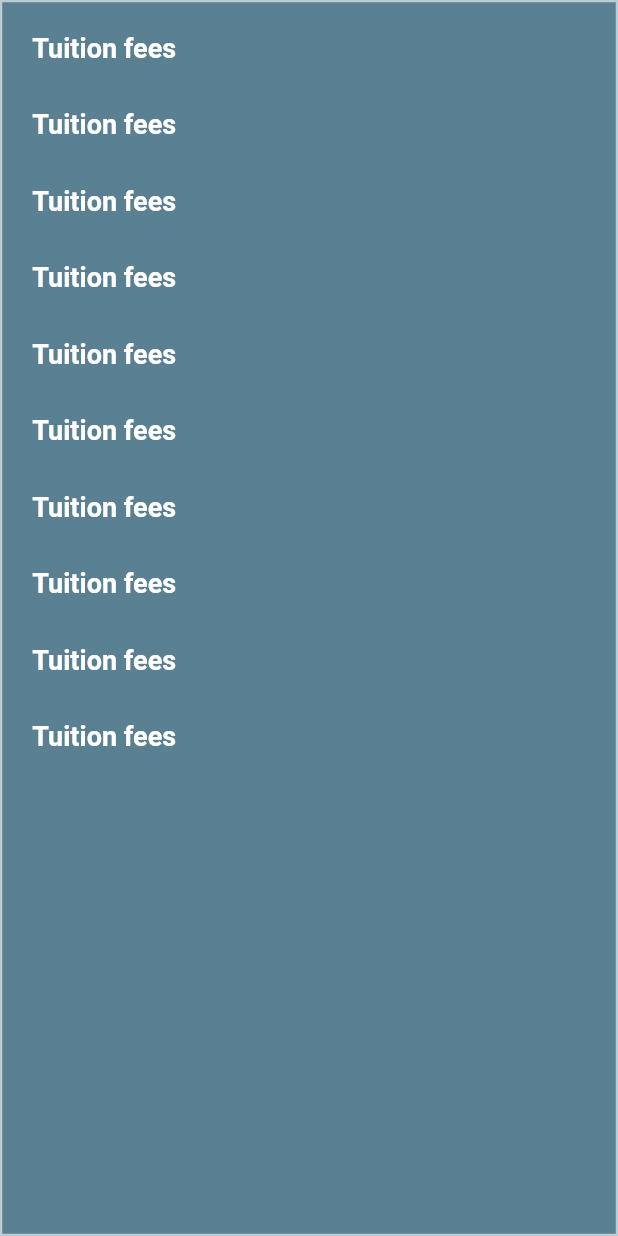
After one commit to farhansadikgalib/diit_portal, a Flutter app: the DiitNotics screen opened by its route, on a phone screen of 412 x 824 dp. The commit adds this screen. Run offline on Flutter 3.47's test engine with Material 2 defaults, Android fonts, the phone set to English and light mode, and no system bars; drawn by our look-alikes of glass_kit; our stand-ins replace animated_text_kit, bottom_navy_bar, cloud_firestore, connectivity, dropdown_button2, firebase_auth and 17 more; missing offline and left inert: flutter_colorful_tab, flutter_expandable, flutter_glow, flutter_inappwebview, multi_charts, onesignal_flutter and 2 more; accounts and stored records are empty.

Commit message:
diit notices

```diff
--- /dev/null
+++ b/lib/Screens/Dashboard/Home_Page/Diit_notics/diit_notics.dart
@@ -0,0 +1,64 @@
+import 'package:diit_portal/Screens/Dashboard/Home_Page/Diit_notics/notics_details.dart';
+import 'package:diit_portal/Utility/App_Colors/app_color.dart';
+import 'package:flutter/material.dart';
+import 'package:get/get.dart';
+import 'package:glass_kit/glass_kit.dart';
+
+class DiitNotics extends StatefulWidget {
+  const DiitNotics({Key? key}) : super(key: key);
+
+  @override
+  State<DiitNotics> createState() => _DiitNoticsState();
+}
+
+class _DiitNoticsState extends State<DiitNotics> {
+  @override
+  Widget build(BuildContext context) {
+    return Scaffold(
+     backgroundColor: ColorChanger.scaffoldcolor,
+      body:  GlassContainer(
+        height: MediaQuery.of(context).size.height,
+        width: MediaQuery.of(context).size.width,
+        gradient: LinearGradient(
+          colors: [
+            Colors.white70.withOpacity(0.35),
+            Colors.white70.withOpacity(0.35)
+          ],
+          begin: Alignment.topLeft,
+          end: Alignment.bottomRight,
+        ),
+        borderGradient: LinearGradient(
+          colors: [
+            Colors.white.withOpacity(0.60),
+            Colors.white.withOpacity(0.10),
+            Colors.lightBlueAccent.withOpacity(0.05),
+            Colors.lightBlueAccent.withOpacity(0.6)
+          ],
+          begin: Alignment.topLeft,
+          end: Alignment.bottomRight,
+          stops: const [0.0, 0.39, 0.40, 1.0],
+        ),
+        blur: 15.0,
+        borderWidth: 1.5,
+        elevation: 3.0,
+        isFrostedGlass: true,
+        shadowColor: Colors.white.withOpacity(0.20),
+        alignment: Alignment.center,
+        frostedOpacity: 0.12,
+        child: ListView.builder(
+            itemCount: 10,
+            itemBuilder: (BuildContext context,index){
+
+          return
+             Padding(
+               padding: const EdgeInsets.only(top: 20,left: 20,right: 15,bottom: 10),
+               child: Container(
+                child: Text("Tuition fees",style: TextStyle(color:Colors.white ,fontSize: 18,fontWeight: FontWeight.bold),),
+
+          ),
+             );
+        })
+      ),
+    );
+  }
+}
--- a/lib/Screens/Dashboard/Home_Page/HomePage.dart
+++ b/lib/Screens/Dashboard/Home_Page/HomePage.dart
@@ -570,9 +570,7 @@ class _HomePageState extends State<HomePage> {
                                 height: MediaQuery.of(context).size.height / 15,
                                 width: MediaQuery.of(context).size.width / 2.30,
                                 child: NeumorphicButton(
-                                  onPressed: () {
-                                    print('neumorphic Btn');
-                                  },
+                                  onPressed: ()=>Get.toNamed('/DiitNotics'),
                                   style: NeumorphicStyle(
                                       shape: NeumorphicShape.concave,
                                       boxShape: NeumorphicBoxShape.roundRect(
```
Also changed, not shown: lib/Screens/Dashboard/Home_Page/Diit_notics/notics_details.dart (added, +61 -0 lines), lib/main.dart (+8 -3 lines).
